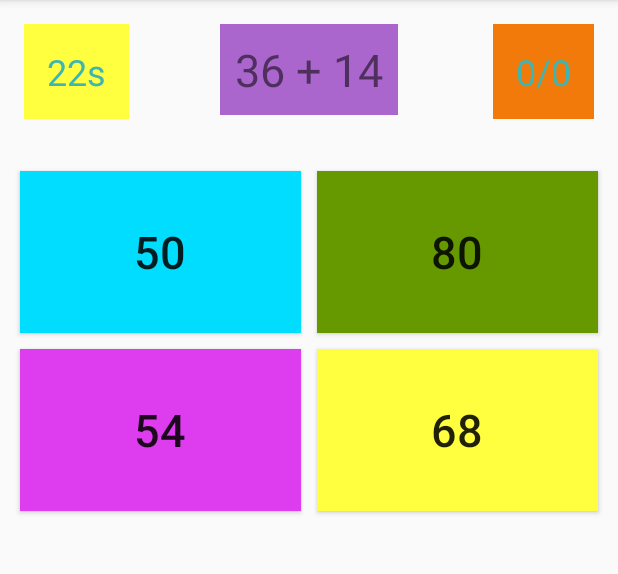
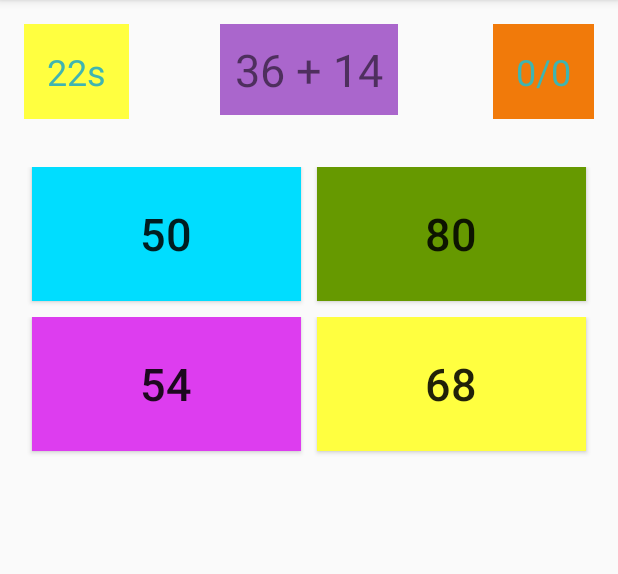
Before and after one commit to ranggasenatama/Quiz-App-Android, an Android app: the screen it shows after launch (MainActivity), on a phone screen of 412 x 824 dp, the part 84-658 px from its top. Run offline under Robolectric (Android 15) with nearby library versions, the phone set to English and light mode, and no system bars.

Commit message:
fixed error layout - use linearlayout

```diff
--- a/app/src/main/java/com/example/asus/quizapp/MainActivity.java
+++ b/app/src/main/java/com/example/asus/quizapp/MainActivity.java
@@ -24,9 +24,39 @@ public class MainActivity extends AppCompatActivity {
     TextView answerTextView;
     TextView rightOrFalseTextView;
     TextView sumTextView;
+    TextView timerTextView;
     int shuffABC;
-    int score=0;
-    int numberOfQuestion=0;
+    int score = 0;
+    int numberOfQuestion = 0;
+
+    public void playAgain(View view) {
+        score = 0;
+        numberOfQuestion = 0;
+        timerTextView.setText("30s");
+        rightOrFalseTextView.setText(score + "/" + numberOfQuestion);
+        playAgain.setVisibility(View.INVISIBLE);
+        answerTextView.setVisibility(View.INVISIBLE);
+
+        newQuestion();
+
+        new CountDownTimer(30100, 1000) {
+            @Override
+            public void onTick(long millisUntilFinished) {
+                timerTextView.setText(Long.toString(millisUntilFinished / 1000) + "s");
+            }
+
+            @Override
+            public void onFinish() {
+                double persentage = score;
+                persentage = persentage / numberOfQuestion;
+                persentage *= 100;
+                persentage = Math.floor(persentage * 100) / 100;
+                answerTextView.setText("You Got " + persentage + "% correct");
+                answerTextView.setBackgroundColor(getResources().getColor(android.R.color.holo_blue_light));
+                playAgain.setVisibility(View.VISIBLE);
+            }
+        }.start();
+    }
 
     public void clickAnswer(View view) {
         if (view.getTag().toString().equals(Integer.toString(shuffABC + 1))) {
@@ -38,16 +68,12 @@ public class MainActivity extends AppCompatActivity {
             answerTextView.setBackgroundColor(getResources().getColor(android.R.color.holo_red_light));
         }
         numberOfQuestion++;
-        rightOrFalseTextView.setText(score+"/"+numberOfQuestion);
+        rightOrFalseTextView.setText(score + "/" + numberOfQuestion);
         answerTextView.setVisibility(View.VISIBLE);
         newQuestion();
     }
 
-    public void playAgain(View view){
-
-    }
-
-    public void newQuestion(){
+    public void newQuestion() {
         listAnswer.clear();
         Random random = new Random();
 
@@ -93,28 +119,10 @@ public class MainActivity extends AppCompatActivity {
         answerButton4 = (Button) findViewById(R.id.button4);
         sumTextView = (TextView) findViewById(R.id.sumTextView);
         playAgain = (Button) findViewById(R.id.playAgainButton);
-        final TextView timerTextView = (TextView) findViewById(R.id.timerTextView);
+        timerTextView = (TextView) findViewById(R.id.timerTextView);
 
         answerTextView.setVisibility(View.INVISIBLE);
 
-        newQuestion();
-
-        new CountDownTimer(30100,1000){
-            @Override
-            public void onTick(long millisUntilFinished) {
-                timerTextView.setText(Long.toString(millisUntilFinished/1000)+"s");
-            }
-
-            @Override
-            public void onFinish() {
-                double persentage = score;
-                persentage=persentage/numberOfQuestion;
-                persentage*=100;
-                persentage = Math.floor(persentage * 100) / 100;
-                answerTextView.setText("You Got " + persentage + "% correct");
-                answerTextView.setBackgroundColor(getResources().getColor(android.R.color.holo_blue_light));
-                playAgain.setVisibility(View.VISIBLE);
-            }
-        }.start();
+        playAgain(findViewById(R.id.timerTextView));
     }
 }
--- a/app/src/main/res/layout/activity_main.xml
+++ b/app/src/main/res/layout/activity_main.xml
@@ -23,6 +23,15 @@
         app:layout_constraintStart_toStartOf="parent"
         app:layout_constraintTop_toTopOf="parent" />
 
+    <android.support.constraint.ConstraintLayout
+        android:layout_width="match_parent"
+        android:layout_height="match_parent"
+        app:layout_constraintBottom_toBottomOf="parent"
+        app:layout_constraintEnd_toEndOf="parent"
+        app:layout_constraintHorizontal_bias="0.5"
+        app:layout_constraintStart_toStartOf="parent"
+        app:layout_constraintTop_toTopOf="parent">
+
         <TextView
             android:id="@+id/timerTextView"
             android:layout_width="wrap_content"
@@ -40,6 +49,20 @@
             app:layout_constraintTop_toTopOf="parent" />
 
         <TextView
+            android:id="@+id/sumTextView"
+            android:layout_width="wrap_content"
+            android:layout_height="wrap_content"
+            android:layout_marginTop="16dp"
+            android:background="@android:color/holo_purple"
+            android:padding="10dp"
+            android:text="31 + 7"
+            android:textSize="30sp"
+            app:layout_constraintEnd_toEndOf="parent"
+            app:layout_constraintHorizontal_bias="0.5"
+            app:layout_constraintStart_toStartOf="parent"
+            app:layout_constraintTop_toTopOf="parent" />
+
+        <TextView
             android:id="@+id/rightFalseTextView"
             android:layout_width="wrap_content"
             android:layout_height="wrap_content"
@@ -53,44 +76,37 @@
             app:layout_constraintEnd_toEndOf="parent"
             app:layout_constraintTop_toTopOf="parent" />
 
-    <TextView
-        android:id="@+id/sumTextView"
-        android:layout_width="wrap_content"
-        android:layout_height="wrap_content"
-        android:layout_marginTop="16dp"
-        android:background="@android:color/holo_purple"
-        android:padding="10dp"
-        android:text="31 + 7"
-        android:textSize="30sp"
-        app:layout_constraintEnd_toEndOf="parent"
-        app:layout_constraintHorizontal_bias="0.5"
-        app:layout_constraintStart_toStartOf="parent"
-        app:layout_constraintTop_toTopOf="parent" />
-
         <GridLayout
             android:id="@+id/gridLayout"
             android:layout_width="0dp"
-        android:layout_height="237dp"
-        android:layout_marginEnd="8dp"
-        android:layout_marginStart="8dp"
+            android:layout_height="0dp"
+            android:layout_marginBottom="24dp"
+            android:layout_marginEnd="16dp"
+            android:layout_marginStart="16dp"
             android:layout_marginTop="32dp"
-        android:columnCount="2"
-        android:rowCount="2"
+            android:columnCount="1"
+            android:rowCount="1"
+            app:layout_constraintBottom_toTopOf="@+id/answerTextView"
             app:layout_constraintEnd_toEndOf="parent"
-        app:layout_constraintHorizontal_bias="1.0"
             app:layout_constraintStart_toStartOf="parent"
-        app:layout_constraintTop_toBottomOf="@+id/sumTextView">
+            app:layout_constraintTop_toBottomOf="@+id/timerTextView">
+
+            <LinearLayout
+                android:layout_width="match_parent"
+                android:layout_height="100dp"
+                android:orientation="horizontal">
 
                 <Button
                     android:id="@+id/button1"
-            android:layout_width="wrap_content"
-            android:layout_height="wrap_content"
+                    android:layout_width="match_parent"
+                    android:layout_height="match_parent"
                     android:layout_column="0"
                     android:layout_columnWeight="1"
                     android:layout_gravity="fill"
                     android:layout_margin="5dp"
                     android:layout_row="0"
                     android:layout_rowWeight="1"
+                    android:layout_weight="1"
                     android:background="@android:color/holo_blue_bright"
                     android:onClick="clickAnswer"
                     android:tag="1"
@@ -99,31 +115,41 @@
 
                 <Button
                     android:id="@+id/button2"
-            android:layout_width="wrap_content"
-            android:layout_height="wrap_content"
+                    android:layout_width="match_parent"
+                    android:layout_height="match_parent"
                     android:layout_column="1"
                     android:layout_columnWeight="1"
                     android:layout_gravity="fill"
                     android:layout_margin="5dp"
                     android:layout_row="0"
                     android:layout_rowWeight="1"
+                    android:layout_weight="1"
                     android:background="@android:color/holo_green_dark"
                     android:onClick="clickAnswer"
                     android:tag="2"
                     android:text="14"
                     android:textSize="30sp" />
+            </LinearLayout>
+
+            <LinearLayout
+                android:layout_width="match_parent"
+                android:layout_height="100dp"
+                android:gravity="fill_vertical"
+                android:orientation="horizontal">
 
                 <Button
                     android:id="@+id/button3"
-            android:layout_width="wrap_content"
-            android:layout_height="wrap_content"
+                    android:layout_width="match_parent"
+                    android:layout_height="match_parent"
                     android:layout_column="0"
                     android:layout_columnWeight="1"
                     android:layout_gravity="fill"
                     android:layout_margin="5dp"
                     android:layout_row="1"
                     android:layout_rowWeight="1"
+                    android:layout_weight="1"
                     android:background="@color/colorPrimaryDark"
+                    android:maxHeight="60dp"
                     android:onClick="clickAnswer"
                     android:tag="3"
                     android:text="14"
@@ -131,20 +157,39 @@
 
                 <Button
                     android:id="@+id/button4"
-            android:layout_width="wrap_content"
-            android:layout_height="wrap_content"
+                    android:layout_width="match_parent"
+                    android:layout_height="match_parent"
                     android:layout_column="1"
                     android:layout_columnWeight="1"
                     android:layout_gravity="fill"
                     android:layout_margin="5dp"
                     android:layout_row="1"
                     android:layout_rowWeight="1"
+                    android:layout_weight="1"
                     android:background="@color/colorAccent"
                     android:onClick="clickAnswer"
                     android:tag="4"
                     android:text="14"
                     android:textSize="30sp" />
+            </LinearLayout>
+
         </GridLayout>
+
+        <Button
+            android:id="@+id/playAgainButton"
+            android:layout_width="wrap_content"
+            android:layout_height="wrap_content"
+            android:layout_marginBottom="26dp"
+            android:layout_marginTop="16dp"
+            android:backgroundTint="@color/colorPrimary"
+            android:onClick="playAgain"
+            android:text="Play Again?"
+            android:visibility="invisible"
+            app:layout_constraintBottom_toBottomOf="parent"
+            app:layout_constraintEnd_toEndOf="parent"
+            app:layout_constraintHorizontal_bias="0.5"
+            app:layout_constraintStart_toStartOf="parent"
+            app:layout_constraintTop_toBottomOf="@+id/answerTextView" />
 
         <TextView
             android:id="@+id/answerTextView"
@@ -164,19 +209,6 @@
             app:layout_constraintStart_toStartOf="parent"
             app:layout_constraintTop_toBottomOf="@+id/gridLayout" />
 
-    <Button
-        android:id="@+id/playAgainButton"
-        android:layout_width="wrap_content"
-        android:layout_height="wrap_content"
-        android:layout_marginBottom="26dp"
-        android:layout_marginTop="16dp"
-        android:backgroundTint="@color/colorPrimary"
-        android:onClick="playAgain"
-        android:text="Play Again?"
-        android:visibility="invisible"
-        app:layout_constraintBottom_toBottomOf="parent"
-        app:layout_constraintEnd_toEndOf="parent"
-        app:layout_constraintHorizontal_bias="0.5"
-        app:layout_constraintStart_toStartOf="parent"
-        app:layout_constraintTop_toBottomOf="@+id/answerTextView" />
     </android.support.constraint.ConstraintLayout>
+
+</android.support.constraint.ConstraintLayout>
```
Lines whose indentation alone changed are shown as unchanged.
